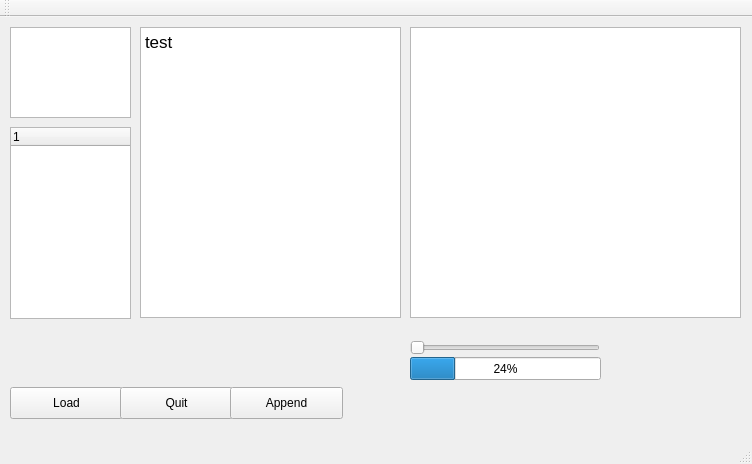
ableasdale/learn-qt5, file mainwindow.ui: the form before one commit.
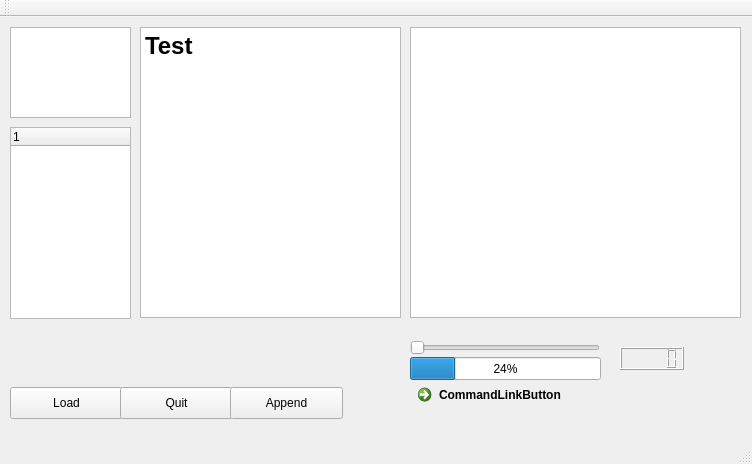
The form after the commit.

Commit message: Most recent changes to the code now in place.

Patch:
```diff
--- a/mainwindow.ui
+++ b/mainwindow.ui
@@ -38,7 +38,7 @@
 &lt;html&gt;&lt;head&gt;&lt;meta name=&quot;qrichtext&quot; content=&quot;1&quot; /&gt;&lt;style type=&quot;text/css&quot;&gt;
 p, li { white-space: pre-wrap; }
 &lt;/style&gt;&lt;/head&gt;&lt;body style=&quot; font-family:'.SF NS Text'; font-size:13pt; font-weight:400; font-style:normal;&quot;&gt;
-&lt;p style=&quot; margin-top:0px; margin-bottom:0px; margin-left:0px; margin-right:0px; -qt-block-indent:0; text-indent:0px;&quot;&gt;test&lt;/p&gt;&lt;/body&gt;&lt;/html&gt;</string>
+&lt;p style=&quot; margin-top:18px; margin-bottom:12px; margin-left:0px; margin-right:0px; -qt-block-indent:0; text-indent:0px;&quot;&gt;&lt;span style=&quot; font-size:xx-large; font-weight:600;&quot;&gt;Test&lt;/span&gt;&lt;/p&gt;&lt;/body&gt;&lt;/html&gt;</string>
     </property>
    </widget>
    <widget class="QPushButton" name="loadButton">
@@ -134,6 +134,29 @@
      <string>Append</string>
     </property>
    </widget>
+   <widget class="QLCDNumber" name="lcdNumber">
+    <property name="geometry">
+     <rect>
+      <x>620</x>
+      <y>330</y>
+      <width>64</width>
+      <height>23</height>
+     </rect>
+    </property>
+   </widget>
+   <widget class="QCommandLinkButton" name="commandLinkButton">
+    <property name="geometry">
+     <rect>
+      <x>410</x>
+      <y>360</y>
+      <width>193</width>
+      <height>41</height>
+     </rect>
+    </property>
+    <property name="text">
+     <string>CommandLinkButton</string>
+    </property>
+   </widget>
   </widget>
   <widget class="QMenuBar" name="menuBar">
    <property name="geometry">
```
Left out of the diff: 2 changed lines with no effect on the pictures. The commit also changes 1 other file.
